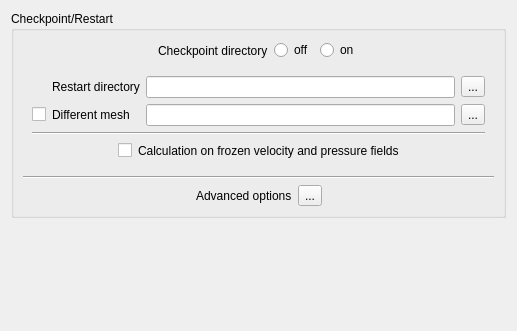
Old version of the form gui/Pages/StartRestartForm.ui in the repository code-saturne/code_saturne.
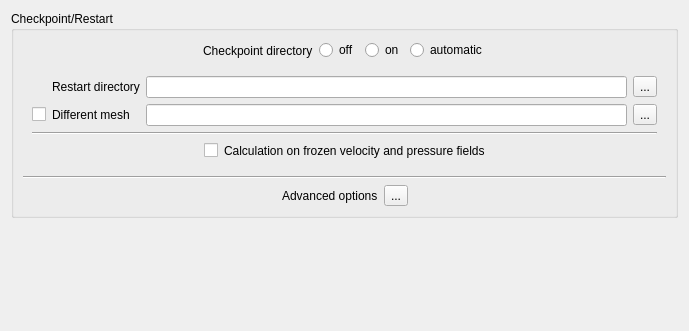
New version of the form. Icons and pictures are not drawn.

Commit message: Add automatic restart selection option.

Diff of the .ui file:
```diff
--- a/gui/Pages/StartRestartForm.ui
+++ b/gui/Pages/StartRestartForm.ui
@@ -6,7 +6,7 @@
    <rect>
     <x>0</x>
     <y>0</y>
-    <width>517</width>
+    <width>689</width>
     <height>331</height>
    </rect>
   </property>
@@ -138,6 +138,13 @@
           </property>
          </widget>
         </item>
+        <item>
+         <widget class="QRadioButton" name="radioButtonAuto">
+          <property name="text">
+           <string>automatic</string>
+          </property>
+         </widget>
+        </item>
         <item>
          <spacer>
           <property name="orientation">
@@ -239,6 +246,19 @@
              </property>
             </widget>
            </item>
+           <item row="2" column="2">
+            <spacer name="horizontalSpacerMesh">
+             <property name="orientation">
+              <enum>Qt::Horizontal</enum>
+             </property>
+             <property name="sizeHint" stdset="0">
+              <size>
+               <width>40</width>
+               <height>0</height>
+              </size>
+             </property>
+            </spacer>
+           </item>
           </layout>
          </item>
          <item>
```
The commit also changes 4 other files.
